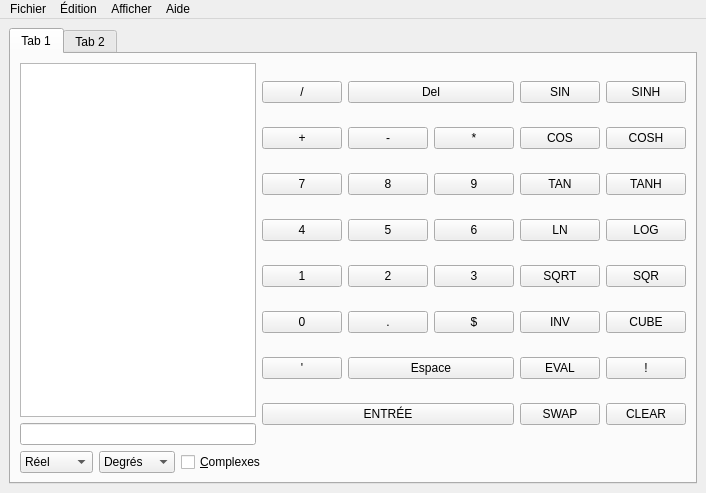
Old version of the form afficheur.ui in the repository apuyou/LO21-calc.
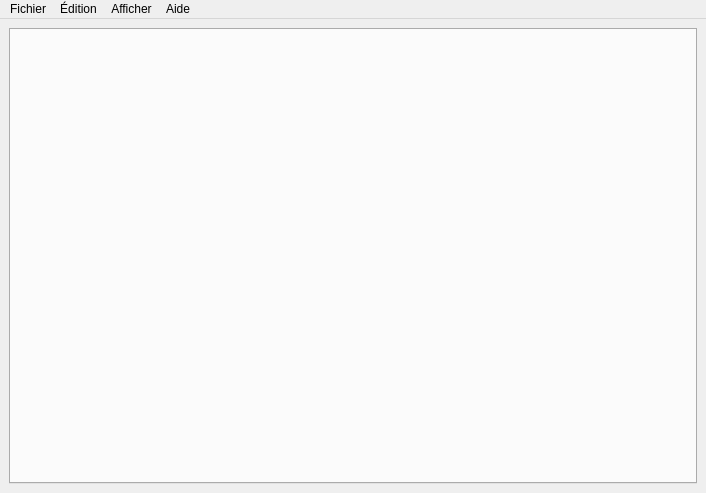
New version of the form.

What changed in the file:
```diff
--- a/afficheur.ui
+++ b/afficheur.ui
@@ -26,438 +26,6 @@
       <property name="currentIndex">
        <number>0</number>
       </property>
-      <widget class="QWidget" name="tab">
-       <attribute name="title">
-        <string>Tab 1</string>
-       </attribute>
-       <layout class="QVBoxLayout" name="verticalLayout_2">
-        <item>
-         <layout class="QHBoxLayout" name="horizontalLayout">
-          <item>
-           <layout class="QVBoxLayout" name="verticalLayout_3">
-            <item>
-             <widget class="QListWidget" name="listWidget"/>
-            </item>
-            <item>
-             <widget class="QLineEdit" name="inputLine">
-              <property name="readOnly">
-               <bool>true</bool>
-              </property>
-             </widget>
-            </item>
-           </layout>
-          </item>
-          <item>
-           <layout class="QGridLayout" name="gridLayout" rowstretch="0,0,0,0,0,0,0,0">
-            <property name="sizeConstraint">
-             <enum>QLayout::SetDefaultConstraint</enum>
-            </property>
-            <item row="7" column="0" colspan="3">
-             <widget class="QPushButton" name="enterButton">
-              <property name="text">
-               <string>ENTRÉE</string>
-              </property>
-              <property name="shortcut">
-               <string>Return</string>
-              </property>
-             </widget>
-            </item>
-            <item row="0" column="0">
-             <widget class="QPushButton" name="opDivideButton">
-              <property name="text">
-               <string>/</string>
-              </property>
-              <property name="shortcut">
-               <string>/</string>
-              </property>
-             </widget>
-            </item>
-            <item row="0" column="1" colspan="2">
-             <widget class="QPushButton" name="deleteButton">
-              <property name="text">
-               <string>Del</string>
-              </property>
-              <property name="shortcut">
-               <string>Backspace</string>
-              </property>
-             </widget>
-            </item>
-            <item row="1" column="0">
-             <widget class="QPushButton" name="opPlusButton">
-              <property name="text">
-               <string>+</string>
-              </property>
-              <property name="shortcut">
-               <string>+</string>
-              </property>
-             </widget>
-            </item>
-            <item row="1" column="1">
-             <widget class="QPushButton" name="opMinusButton">
-              <property name="text">
-               <string>-</string>
-              </property>
-              <property name="shortcut">
-               <string>-</string>
-              </property>
-             </widget>
-            </item>
-            <item row="1" column="2">
-             <widget class="QPushButton" name="opTimesButton">
-              <property name="text">
-               <string>*</string>
-              </property>
-              <property name="shortcut">
-               <string>*</string>
-              </property>
-             </widget>
-            </item>
-            <item row="2" column="0">
-             <widget class="QPushButton" name="num7Button">
-              <property name="text">
-               <string>7</string>
-              </property>
-              <property name="shortcut">
-               <string>7</string>
-              </property>
-             </widget>
-            </item>
-            <item row="2" column="1">
-             <widget class="QPushButton" name="num8Button">
-              <property name="text">
-               <string>8</string>
-              </property>
-              <property name="shortcut">
-               <string>8</string>
-              </property>
-             </widget>
-            </item>
-            <item row="2" column="2">
-             <widget class="QPushButton" name="num9Button">
-              <property name="text">
-               <string>9</string>
-              </property>
-              <property name="shortcut">
-               <string>9</string>
-              </property>
-             </widget>
-            </item>
-            <item row="3" column="0">
-             <widget class="QPushButton" name="num4Button">
-              <property name="text">
-               <string>4</string>
-              </property>
-              <property name="shortcut">
-               <string>4</string>
-              </property>
-             </widget>
-            </item>
-            <item row="3" column="1">
-             <widget class="QPushButton" name="num5Button">
-              <property name="text">
-               <string>5</string>
-              </property>
-              <property name="shortcut">
-               <string>5</string>
-              </property>
-             </widget>
-            </item>
-            <item row="3" column="2">
-             <widget class="QPushButton" name="num6Button">
-              <property name="text">
-               <string>6</string>
-              </property>
-              <property name="shortcut">
-               <string>6</string>
-              </property>
-             </widget>
-            </item>
-            <item row="4" column="0">
-             <widget class="QPushButton" name="num1Button">
-              <property name="text">
-               <string>1</string>
-              </property>
-              <property name="shortcut">
-               <string>1</string>
-              </property>
-             </widget>
-            </item>
-            <item row="4" column="1">
-             <widget class="QPushButton" name="num2Button">
-              <property name="text">
-               <string>2</string>
-              </property>
-              <property name="shortcut">
-               <string>2</string>
-              </property>
-             </widget>
-            </item>
-            <item row="4" column="2">
-             <widget class="QPushButton" name="num3Button">
-              <property name="text">
-               <string>3</string>
-              </property>
-              <property name="shortcut">
-               <string>3</string>
-              </property>
-             </widget>
-            </item>
-            <item row="5" column="0">
-             <widget class="QPushButton" name="num0Button">
-              <property name="text">
-               <string>0</string>
-              </property>
-              <property name="shortcut">
-               <string>0</string>
-              </property>
-             </widget>
-            </item>
-            <item row="6" column="0">
-             <widget class="QPushButton" name="quoteButton">
-              <property name="text">
-               <string>'</string>
-              </property>
-              <property name="shortcut">
-               <string>'</string>
-              </property>
-             </widget>
-            </item>
-            <item row="6" column="1" colspan="2">
-             <widget class="QPushButton" name="spaceButton">
-              <property name="text">
-               <string>Espace</string>
-              </property>
-              <property name="shortcut">
-               <string>Space</string>
-              </property>
-             </widget>
-            </item>
-            <item row="5" column="1">
-             <widget class="QPushButton" name="decimalButton">
-              <property name="text">
-               <string>.</string>
-              </property>
-              <property name="shortcut">
-               <string>,</string>
-              </property>
-              <property name="checkable">
-               <bool>false</bool>
-              </property>
-             </widget>
-            </item>
-            <item row="5" column="2">
-             <widget class="QPushButton" name="dollarButton">
-              <property name="text">
-               <string>$</string>
-              </property>
-              <property name="shortcut">
-               <string>$</string>
-              </property>
-             </widget>
-            </item>
-           </layout>
-          </item>
-          <item>
-           <layout class="QGridLayout" name="gridLayout_3">
-            <item row="0" column="0">
-             <widget class="QPushButton" name="sinButton">
-              <property name="text">
-               <string>SIN</string>
-              </property>
-             </widget>
-            </item>
-            <item row="1" column="0">
-             <widget class="QPushButton" name="cosButton">
-              <property name="text">
-               <string>COS</string>
-              </property>
-             </widget>
-            </item>
-            <item row="2" column="0">
-             <widget class="QPushButton" name="tanButton">
-              <property name="text">
-               <string>TAN</string>
-              </property>
-             </widget>
-            </item>
-            <item row="0" column="1">
-             <widget class="QPushButton" name="sinhButton">
-              <property name="text">
-               <string>SINH</string>
-              </property>
-             </widget>
-            </item>
-            <item row="1" column="1">
-             <widget class="QPushButton" name="coshButton">
-              <property name="text">
-               <string>COSH</string>
-              </property>
-             </widget>
-            </item>
-            <item row="2" column="1">
-             <widget class="QPushButton" name="tanhButton">
-              <property name="text">
-               <string>TANH</string>
-              </property>
-             </widget>
-            </item>
-            <item row="3" column="0">
-             <widget class="QPushButton" name="lnButton">
-              <property name="text">
-               <string>LN</string>
-              </property>
-             </widget>
-            </item>
-            <item row="3" column="1">
-             <widget class="QPushButton" name="logButton">
-              <property name="text">
-               <string>LOG</string>
-              </property>
-             </widget>
-            </item>
-            <item row="4" column="0">
-             <widget class="QPushButton" name="sqrtButton">
-              <property name="text">
-               <string>SQRT</string>
-              </property>
-             </widget>
-            </item>
-            <item row="4" column="1">
-             <widget class="QPushButton" name="sqrButton">
-              <property name="text">
-               <string>SQR</string>
-              </property>
-             </widget>
-            </item>
-            <item row="5" column="0">
-             <widget class="QPushButton" name="invButton">
-              <property name="text">
-               <string>INV</string>
-              </property>
-             </widget>
-            </item>
-            <item row="5" column="1">
-             <widget class="QPushButton" name="cubeButton">
-              <property name="text">
-               <string>CUBE</string>
-              </property>
-             </widget>
-            </item>
-            <item row="6" column="1">
-             <widget class="QPushButton" name="factButton">
-              <property name="text">
-               <string>!</string>
-              </property>
-             </widget>
-            </item>
-            <item row="7" column="1">
-             <widget class="QPushButton" name="clearButton">
-              <property name="text">
-               <string>CLEAR</string>
-              </property>
-             </widget>
-            </item>
-            <item row="7" column="0">
-             <widget class="QPushButton" name="swapButton">
-              <property name="text">
-               <string>SWAP</string>
-              </property>
-             </widget>
-            </item>
-            <item row="6" column="0">
-             <widget class="QPushButton" name="evalButton">
-              <property name="text">
-               <string>EVAL</string>
-              </property>
-             </widget>
-            </item>
-           </layout>
-          </item>
-         </layout>
-        </item>
-        <item>
-         <layout class="QHBoxLayout" name="horizontalLayout_3">
-          <item>
-           <widget class="QComboBox" name="comboType">
-            <property name="toolTip">
-             <string>Type de constantes</string>
-            </property>
-            <property name="currentIndex">
-             <number>1</number>
-            </property>
-            <item>
-             <property name="text">
-              <string>Entier</string>
-             </property>
-            </item>
-            <item>
-             <property name="text">
-              <string>Réel</string>
-             </property>
-            </item>
-            <item>
-             <property name="text">
-              <string>Fraction</string>
-             </property>
-            </item>
-           </widget>
-          </item>
-          <item>
-           <widget class="QComboBox" name="comboAngles">
-            <property name="toolTip">
-             <string>Format des angles</string>
-            </property>
-            <property name="currentIndex">
-             <number>0</number>
-            </property>
-            <item>
-             <property name="text">
-              <string>Degrés</string>
-             </property>
-            </item>
-            <item>
-             <property name="text">
-              <string>Radians</string>
-             </property>
-            </item>
-           </widget>
-          </item>
-          <item>
-           <widget class="QCheckBox" name="checkboxComplexes">
-            <property name="text">
-             <string>&amp;Complexes</string>
-            </property>
-           </widget>
-          </item>
-          <item>
-           <spacer name="horizontalSpacer">
-            <property name="orientation">
-             <enum>Qt::Horizontal</enum>
-            </property>
-            <property name="sizeHint" stdset="0">
-             <size>
-              <width>40</width>
-              <height>20</height>
-             </size>
-            </property>
-           </spacer>
-          </item>
-          <item>
-           <widget class="QLabel" name="labelStatus">
-            <property name="text">
-             <string/>
-            </property>
-           </widget>
-          </item>
-         </layout>
-        </item>
-       </layout>
-      </widget>
-      <widget class="QWidget" name="tab_3">
-       <attribute name="title">
-        <string>Tab 2</string>
-       </attribute>
-      </widget>
      </widget>
     </item>
    </layout>
```
Left out of the diff: 3 changed lines with no effect on the pictures.
